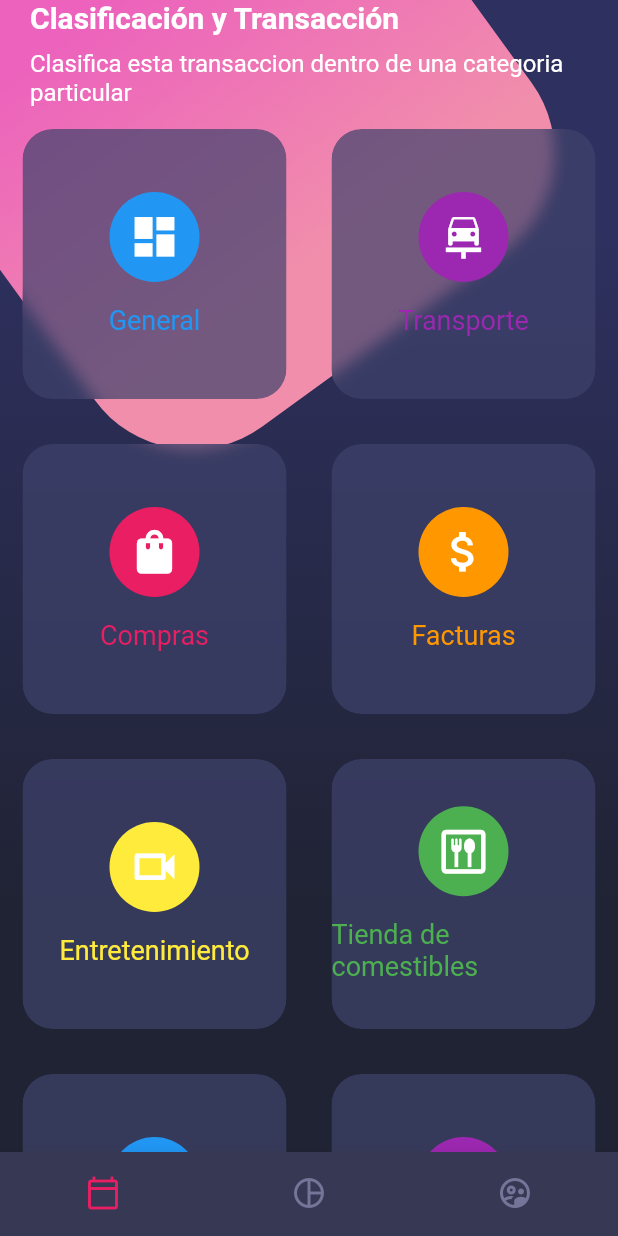
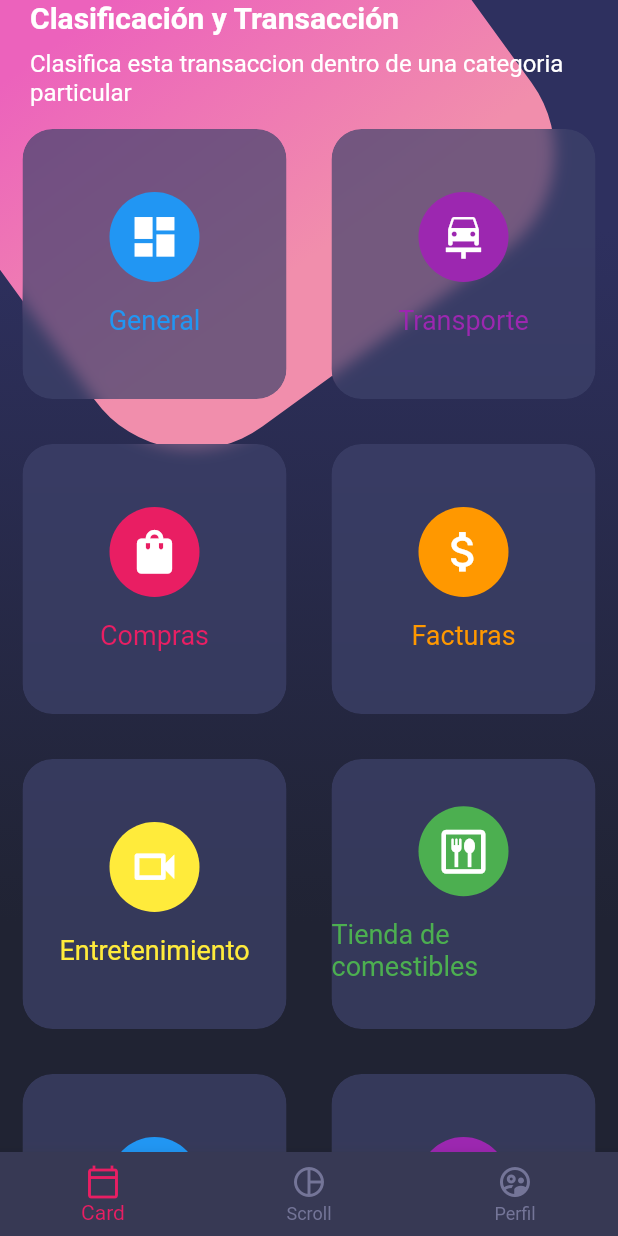
Before and after one commit to roxanaguerra/designs_flutter, a Flutter app: the screen it shows after launch, on a phone screen of 412 x 824 dp. Run offline on Flutter 3.47's test engine with Material 2 defaults, Android fonts, the phone set to English and light mode, and no system bars.

Commit message:
diseños basico, scroll, cards compuestos avanz.

```diff
--- a/lib/main.dart
+++ b/lib/main.dart
@@ -22,7 +22,7 @@ class MyApp extends StatelessWidget {
       theme: ThemeData.dark(),
       initialRoute: 'home_screen',
       routes: {
-        'basic_design': (BuildContext context) => const BasicDesignScreen(),
+        'basic_design': (_) => const BasicDesignScreen(),
         'scroll_screen': (_) => ScrollScreen(),
         'home_screen': (_) => HomeScreen(),
       },
--- a/lib/screens/home_screen.dart
+++ b/lib/screens/home_screen.dart
@@ -1,3 +1,5 @@
+import 'package:designs/screens/basic_design.dart';
+import 'package:designs/screens/scroll_design.dart';
 import 'package:flutter/material.dart';
 
 import 'package:designs/widgets/background.dart';
@@ -5,13 +7,64 @@ import 'package:designs/widgets/card_table.dart';
 import 'package:designs/widgets/custom_bottom_navigation.dart';
 import 'package:designs/widgets/page_title.dart';
 
-class HomeScreen extends StatelessWidget {
+class HomeScreen extends StatefulWidget {
   const HomeScreen({Key? key}) : super(key: key);
+
+  @override
+  State<HomeScreen> createState() => _HomeScreenState();
+}
+
+class _HomeScreenState extends State<HomeScreen> {
+  int indexTap = 0;
+  final List<Widget> widgetsChildren = [
+    const HomeScreenWidget(),
+    ScrollScreen(),
+    const BasicDesignScreen()
+  ];
+
+  void onTapTapped(int index) {
+    setState(() {
+      indexTap = index;
+    });
+  }
 
   @override
   Widget build(BuildContext context) {
     return Scaffold(
-      body: Stack(
+        body: widgetsChildren[indexTap],
+        // bottomNavigationBar:
+        //     CustomBottomNavigation(onTapTapped: onTapTapped, indexTap: indexTap),
+        bottomNavigationBar: BottomNavigationBar(
+          // no mostrar el label del item seleccionado
+          showSelectedLabels: true,
+          // no mostrar el label de los item no seleccionados
+          showUnselectedLabels: true,
+          selectedItemColor: Colors.pink,
+          backgroundColor: const Color.fromRGBO(55, 57, 84, 1),
+          unselectedItemColor: const Color.fromRGBO(116, 117, 152, 1),
+          currentIndex: indexTap,
+          items: const [
+            BottomNavigationBarItem(
+                icon: Icon(Icons.calendar_today_outlined), label: 'Card'),
+            BottomNavigationBarItem(
+                icon: Icon(Icons.pie_chart_outline_outlined), label: 'Scroll'),
+            BottomNavigationBarItem(
+                icon: Icon(Icons.supervised_user_circle_outlined),
+                label: 'Perfil'),
+          ],
+          onTap: onTapTapped,
+        ));
+  }
+}
+
+class HomeScreenWidget extends StatelessWidget {
+  const HomeScreenWidget({
+    Key? key,
+  }) : super(key: key);
+
+  @override
+  Widget build(BuildContext context) {
+    return Stack(
       children: [
         // Background
         BackgroundDesign(),
@@ -19,8 +72,6 @@ class HomeScreen extends StatelessWidget {
         // home body
         _HomeBody(),
       ],
-      ),
-      bottomNavigationBar: const CustomBottomNavigation(),
     );
   }
 }
@@ -35,7 +86,7 @@ class _HomeBody extends StatelessWidget {
           PageTitle(),
 
           // Card Table
-          CardTable(),
+          const CardTable(),
         ],
       ),
     );
--- a/lib/widgets/background.dart
+++ b/lib/widgets/background.dart
@@ -5,8 +5,8 @@ import 'package:flutter/material.dart';
 class BackgroundDesign extends StatelessWidget {
   BackgroundDesign({Key? key}) : super(key: key);
 
-// propiedad de mi clase
-  final boxDecoration = BoxDecoration(
+  // propiedad de mi clase
+  final boxDecoration = const BoxDecoration(
     gradient: LinearGradient(
         begin: Alignment.topCenter,
         end: Alignment.bottomCenter,
@@ -29,8 +29,8 @@ class BackgroundDesign extends StatelessWidget {
           decoration: boxDecoration,
         ),
 
-        // pink box
-        Positioned(top: -100, left: -30, child: _PinkBox()),
+        // Pink box
+        const Positioned(top: -100, left: -30, child: _PinkBox()),
       ],
     );
   }
@@ -49,9 +49,9 @@ class _PinkBox extends StatelessWidget {
         width: 360,
         height: 360,
         decoration: BoxDecoration(
-          color: Colors.pink,
+          color: Colors.yellow,
           borderRadius: BorderRadius.circular(80),
-          gradient: LinearGradient(
+          gradient: const LinearGradient(
               begin: Alignment.topCenter,
               end: Alignment.bottomCenter,
               stops: [
--- a/lib/widgets/card_table.dart
+++ b/lib/widgets/card_table.dart
@@ -8,7 +8,7 @@ class CardTable extends StatelessWidget {
   @override
   Widget build(BuildContext context) {
     return Table(
-      children: [
+      children: const [
         TableRow(children: [
           _SigleCard(
             color: Colors.blue,
@@ -78,20 +78,20 @@ class _SigleCard extends StatelessWidget {
         mainAxisAlignment: MainAxisAlignment.center,
         children: [
           CircleAvatar(
-            backgroundColor: this.color,
+            backgroundColor: color,
             child: Icon(
-              this.icon,
+              icon,
               size: 35,
               color: Colors.white,
             ),
             radius: 30,
           ),
-          SizedBox(
+          const SizedBox(
             height: 15,
           ),
           Text(
-            this.text,
-            style: TextStyle(color: this.color, fontSize: 18),
+            text,
+            style: TextStyle(color: color, fontSize: 18),
           ),
         ],
       ),
@@ -106,7 +106,7 @@ class _CardBackground extends StatelessWidget {
   @override
   Widget build(BuildContext context) {
     return Container(
-      margin: EdgeInsets.all(15),
+      margin: const EdgeInsets.all(15),
       child: ClipRRect(
         borderRadius: BorderRadius.circular(20),
         child: BackdropFilter(
@@ -114,10 +114,10 @@ class _CardBackground extends StatelessWidget {
           child: Container(
             height: 180,
             decoration: BoxDecoration(
-              color: Color.fromRGBO(62, 66, 107, 0.7),
+              color: const Color.fromRGBO(62, 66, 107, 0.7),
               borderRadius: BorderRadius.circular(20),
             ),
-            child: this.child,
+            child: child,
           ),
         ),
       ),
--- a/lib/widgets/custom_bottom_navigation.dart
+++ b/lib/widgets/custom_bottom_navigation.dart
@@ -1,19 +1,22 @@
 import 'package:flutter/material.dart';
 
 class CustomBottomNavigation extends StatelessWidget {
-  const CustomBottomNavigation({Key? key}) : super(key: key);
+  final onTapTapped;
+  int indexTap;
+  CustomBottomNavigation({Key? key, this.onTapTapped, this.indexTap = 0})
+      : super(key: key);
 
   @override
   Widget build(BuildContext context) {
     return BottomNavigationBar(
       // no mostrar el label del item seleccionado
-      showSelectedLabels: false,
+      showSelectedLabels: true,
       // no mostrar el label de los item no seleccionados
-      showUnselectedLabels: false,
+      showUnselectedLabels: true,
       selectedItemColor: Colors.pink,
-      backgroundColor: Color.fromRGBO(55, 57, 84, 1),
-      unselectedItemColor: Color.fromRGBO(116, 117, 152, 1),
-      currentIndex: 0,
+      backgroundColor: const Color.fromRGBO(55, 57, 84, 1),
+      unselectedItemColor: const Color.fromRGBO(116, 117, 152, 1),
+      currentIndex: indexTap,
       items: const [
         BottomNavigationBarItem(
             icon: Icon(Icons.calendar_today_outlined), label: 'Calendario'),
@@ -23,6 +26,7 @@ class CustomBottomNavigation extends StatelessWidget {
             icon: Icon(Icons.supervised_user_circle_outlined),
             label: 'Usuarios'),
       ],
+      // onTap: onTapTapped(),
     );
   }
 }
--- a/lib/widgets/page_title.dart
+++ b/lib/widgets/page_title.dart
@@ -6,10 +6,10 @@ class PageTitle extends StatelessWidget {
     return SafeArea(
       bottom: false,
       child: Container(
-        margin: EdgeInsets.symmetric(horizontal: 20),
+        margin: const EdgeInsets.symmetric(horizontal: 20),
         child: Column(
           crossAxisAlignment: CrossAxisAlignment.start,
-          children: [
+          children: const [
             Text(
               'Clasificación y Transacción',
               style: TextStyle(
```
Also changed, not shown: lib/screens/basic_design.dart (+18 -14 lines), lib/screens/scroll_design.dart (+17 -15 lines), pubspec.lock, 2 other files. Lines whose indentation alone changed are shown as unchanged.
